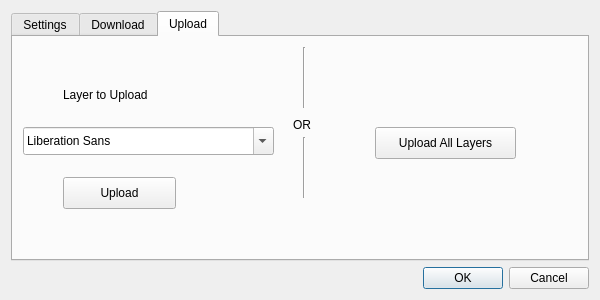
Before: the Qt Designer form Socrata_dialog_base.ui in jaggiwired/Socrata, drawn with Qt 5.
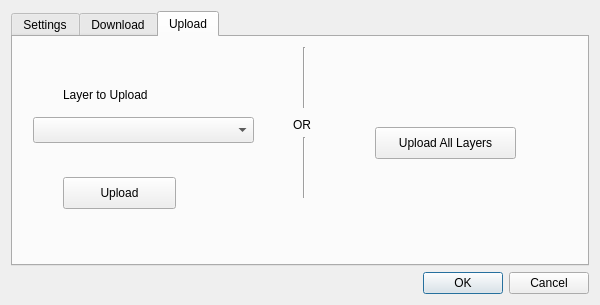
After: the same form once the commit is applied. The open tabs and pages were chosen to show the change.

The edit to the form file:
```diff
--- a/Socrata_dialog_base.ui
+++ b/Socrata_dialog_base.ui
@@ -7,7 +7,7 @@
     <x>0</x>
     <y>0</y>
     <width>600</width>
-    <height>300</height>
+    <height>305</height>
    </rect>
   </property>
   <property name="windowTitle">
@@ -222,16 +222,6 @@
         <enum>Qt::Vertical</enum>
        </property>
       </widget>
-      <widget class="QFontComboBox" name="fontComboBox">
-       <property name="geometry">
-        <rect>
-         <x>10</x>
-         <y>90</y>
-         <width>251</width>
-         <height>28</height>
-        </rect>
-       </property>
-      </widget>
       <widget class="QLabel" name="label_8">
        <property name="geometry">
         <rect>
@@ -271,6 +261,16 @@
         <string>Upload All Layers</string>
        </property>
       </widget>
+      <widget class="QComboBox" name="layers">
+       <property name="geometry">
+        <rect>
+         <x>20</x>
+         <y>80</y>
+         <width>221</width>
+         <height>26</height>
+        </rect>
+       </property>
+      </widget>
      </widget>
     </widget>
    </item>
```
Left out of the diff: 17 changed lines with no effect on the pictures.
